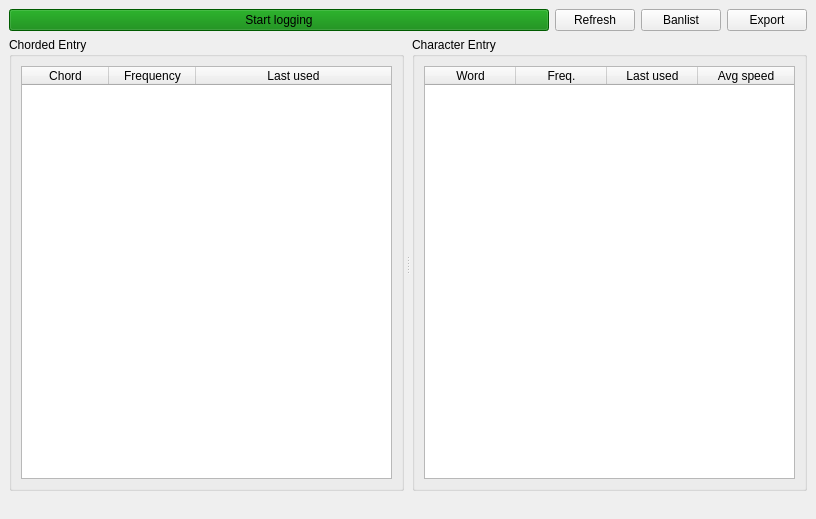
This is ui/main.ui in CharaChorder/nexus as Qt 5 draws it before an edit. The edited form follows.
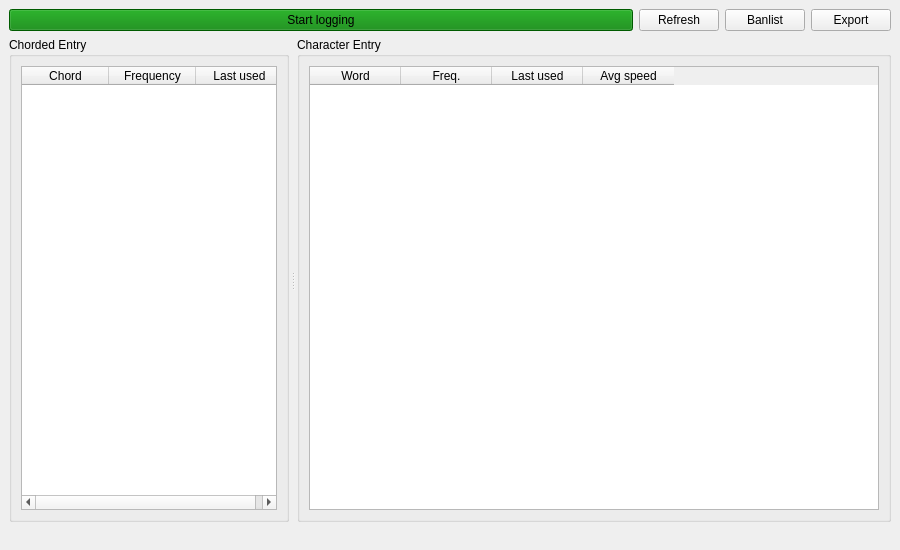
This is the edited form.

Diff of the .ui file:
```diff
--- a/ui/main.ui
+++ b/ui/main.ui
@@ -6,8 +6,8 @@
    <rect>
     <x>0</x>
     <y>0</y>
-    <width>816</width>
-    <height>519</height>
+    <width>900</width>
+    <height>550</height>
    </rect>
   </property>
   <property name="windowTitle">
@@ -65,6 +65,12 @@
        <number>8</number>
       </property>
       <widget class="QGroupBox" name="chordedEntry">
+       <property name="sizePolicy">
+        <sizepolicy hsizetype="Preferred" vsizetype="Preferred">
+         <horstretch>0</horstretch>
+         <verstretch>0</verstretch>
+        </sizepolicy>
+       </property>
        <property name="title">
         <string>Chorded Entry</string>
        </property>
@@ -83,6 +89,9 @@
           <property name="selectionBehavior">
            <enum>QAbstractItemView::SelectRows</enum>
           </property>
+          <property name="horizontalScrollMode">
+           <enum>QAbstractItemView::ScrollPerPixel</enum>
+          </property>
           <property name="sortingEnabled">
            <bool>true</bool>
           </property>
@@ -102,7 +111,7 @@
            <number>87</number>
           </attribute>
           <attribute name="horizontalHeaderStretchLastSection">
-           <bool>true</bool>
+           <bool>false</bool>
           </attribute>
           <attribute name="verticalHeaderVisible">
            <bool>false</bool>
@@ -127,6 +136,12 @@
        </layout>
       </widget>
       <widget class="QGroupBox" name="characterEntry">
+       <property name="sizePolicy">
+        <sizepolicy hsizetype="Preferred" vsizetype="Preferred">
+         <horstretch>1</horstretch>
+         <verstretch>0</verstretch>
+        </sizepolicy>
+       </property>
        <property name="title">
         <string>Character Entry</string>
        </property>
@@ -145,6 +160,9 @@
           <property name="selectionBehavior">
            <enum>QAbstractItemView::SelectRows</enum>
           </property>
+          <property name="horizontalScrollMode">
+           <enum>QAbstractItemView::ScrollPerPixel</enum>
+          </property>
           <property name="sortingEnabled">
            <bool>true</bool>
           </property>
@@ -164,7 +182,7 @@
            <number>91</number>
           </attribute>
           <attribute name="horizontalHeaderStretchLastSection">
-           <bool>true</bool>
+           <bool>false</bool>
           </attribute>
           <attribute name="verticalHeaderVisible">
            <bool>false</bool>
```
